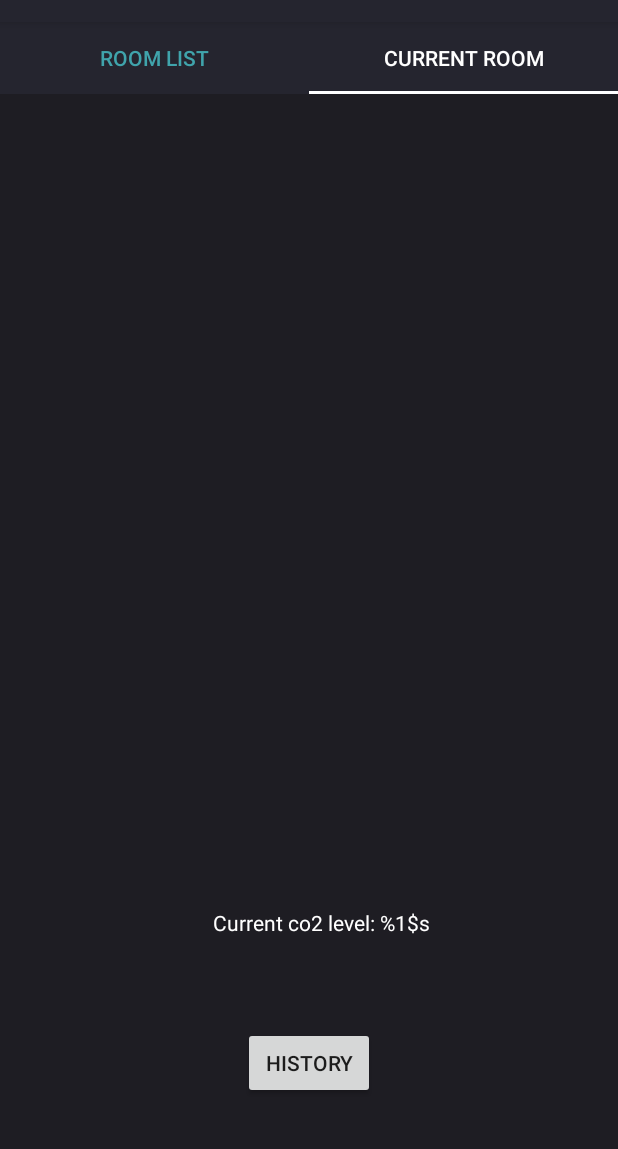
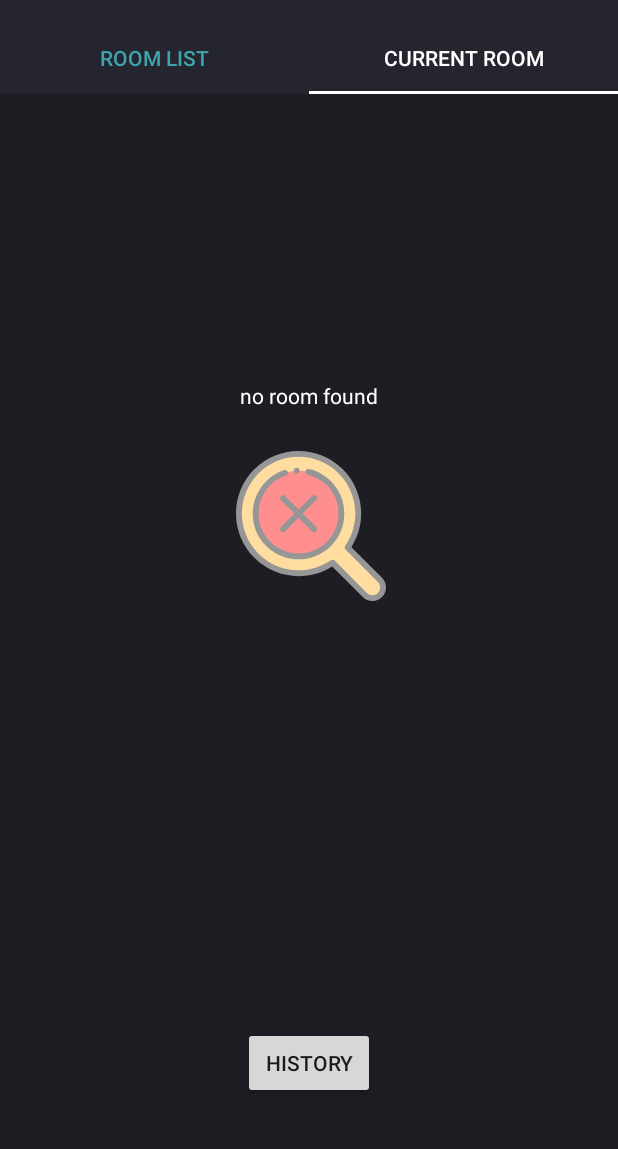
Before and after one commit to 4realDev/COVID-BUSTER-9000, an Android app: the screen it shows after launch (MainActivity), tab 2 chosen, on a phone screen of 412 x 824 dp, the part 62-1211 px from its top. Run offline under Robolectric (Android 15) with nearby library versions, the phone set to English and light mode, and no system bars.

Commit message:
add state for when no room found

```diff
--- a/Android/app/src/main/java/com/co2team/covidbuster/MainActivity.java
+++ b/Android/app/src/main/java/com/co2team/covidbuster/MainActivity.java
@@ -47,15 +47,13 @@ public class MainActivity extends AppCompatActivity {
     private boolean mIsScanning = false;
     private BluetoothLeScanner mScanner;
     private final HandlerThread scanningThread = new HandlerThread("ScanningThread");
+    private final Handler handler = new Handler(Looper.getMainLooper());
 
     private final BackendService backendService = new BackendService();
-
     private CurrentRoomViewModel roomViewModel;
-
     private boolean ignoreValuesForNextTwoSeconds = false;
 
     private final ScanCallback mScanCallback = new ScanCallback() {
-
 
         @Override
         public void onScanResult(int callbackType, ScanResult result) {
@@ -76,7 +74,7 @@ public class MainActivity extends AppCompatActivity {
 
                 // Advertisement gets executed many (~5) times within a short period. We ignore all but one value within a 2 second period.
                 ignoreValuesForNextTwoSeconds = true;
-                final Handler handler = new Handler(Looper.getMainLooper());
+
                 handler.postDelayed(() -> ignoreValuesForNextTwoSeconds = false, 2000);
             }
         }
--- a/Android/app/src/main/java/com/co2team/covidbuster/ui/currentroom/CurrentRoomFragment.kt
+++ b/Android/app/src/main/java/com/co2team/covidbuster/ui/currentroom/CurrentRoomFragment.kt
@@ -44,6 +44,9 @@ class CurrentRoomFragment : Fragment() {
     override fun onActivityCreated(savedInstanceState: Bundle?) {
         super.onActivityCreated(savedInstanceState)
 
+        statusLabel.text = getString(R.string.current_room_fragment_no_room_found)
+        statusImg.setImageResource(R.drawable.ic_not_found)
+
         viewModel.roomData.observe(viewLifecycleOwner, { roomData ->
             co2Label.text = getString(R.string.current_room_fragment_co2_level_label,roomData.co2ppm.toString())
             when {
--- /dev/null
+++ b/Android/app/src/main/res/drawable/ic_not_found.xml
@@ -0,0 +1,30 @@
+<vector xmlns:android="http://schemas.android.com/apk/res/android"
+    android:width="100dp"
+    android:height="100dp"
+    android:viewportWidth="512.00037"
+    android:viewportHeight="512">
+  <path
+      android:pathData="m491.363,439.762 l-110.309,-110.305c55.043,-79.363 47.215,-189.137 -23.492,-259.844 -79.516,-79.52 -208.438,-79.52 -287.953,0 -79.516,79.516 -79.516,208.434 0,287.953 70.711,70.707 180.48,78.535 259.844,23.488l110.305,110.309c14.191,14.188 37.414,14.188 51.602,0 14.191,-14.191 14.191,-37.414 0.004,-51.602zM491.363,439.762"
+      android:fillColor="#ffdda0"
+      android:fillType="evenOdd"/>
+  <path
+      android:pathData="m317.094,110.082c-57.168,-57.168 -149.852,-57.168 -207.016,0 -57.168,57.164 -57.168,149.848 0,207.016 57.164,57.164 149.848,57.164 207.016,0 57.164,-57.168 57.164,-149.852 0,-207.016zM317.094,110.082"
+      android:fillColor="#ff8f8e"
+      android:fillType="evenOdd"/>
+  <path
+      android:pathData="m248.953,61.273c-5.367,-1.238 -10.723,2.102 -11.965,7.469 -1.242,5.367 2.105,10.727 7.473,11.969 24.813,5.734 47.492,18.332 65.582,36.422 53.184,53.184 53.184,139.727 0,192.91 -53.184,53.188 -139.727,53.188 -192.91,0 -53.188,-53.184 -53.188,-139.727 0,-192.91 15.27,-15.27 33.34,-26.406 53.711,-33.109 5.23,-1.719 8.078,-7.355 6.359,-12.59 -1.723,-5.234 -7.363,-8.082 -12.594,-6.359 -23.367,7.684 -44.086,20.453 -61.582,37.953 -60.965,60.965 -60.965,160.16 0,221.125 30.48,30.48 70.52,45.723 110.563,45.723 40.039,-0.004 80.078,-15.242 110.563,-45.723 60.961,-60.965 60.961,-160.16 0,-221.125 -20.738,-20.734 -46.738,-35.176 -75.199,-41.754zM248.953,61.273"
+      android:fillColor="#979696"
+      android:fillType="evenOdd"/>
+  <path
+      android:pathData="m498.414,432.707 l-104.531,-104.531c53.602,-84.055 41.863,-194.484 -29.266,-265.617 -40.34,-40.34 -93.977,-62.559 -151.027,-62.559 -57.055,0 -110.691,22.219 -151.031,62.559 -40.344,40.34 -62.559,93.977 -62.559,151.031 0,57.051 22.215,110.688 62.559,151.027 40.34,40.34 93.973,62.555 151.023,62.555 40.945,0 80.387,-11.484 114.594,-33.289l104.531,104.531c8.746,8.75 20.414,13.566 32.855,13.566 12.438,0 24.105,-4.816 32.855,-13.566 18.109,-18.117 18.109,-47.59 -0.004,-65.707zM484.309,484.309c-4.98,4.977 -11.637,7.719 -18.746,7.719 -7.113,0 -13.77,-2.742 -18.75,-7.719l-110.305,-110.305c-1.93,-1.934 -4.484,-2.922 -7.055,-2.922 -1.977,0 -3.961,0.582 -5.684,1.777 -32.41,22.48 -70.516,34.363 -110.188,34.363 -51.723,0 -100.348,-20.141 -136.918,-56.711 -75.5,-75.5 -75.5,-198.348 0,-273.848 36.574,-36.574 85.199,-56.715 136.926,-56.715 51.723,0 100.348,20.141 136.922,56.715 66.281,66.285 75.684,170.207 22.348,247.105 -2.75,3.965 -2.27,9.324 1.145,12.738l110.305,110.305c10.336,10.336 10.336,27.156 0,37.496zM484.309,484.309"
+      android:fillColor="#979696"
+      android:fillType="evenOdd"/>
+  <path
+      android:pathData="m273.805,153.371c-3.895,-3.895 -10.207,-3.895 -14.105,0l-46.109,46.109 -46.113,-46.109c-3.895,-3.895 -10.211,-3.895 -14.105,0 -3.895,3.895 -3.895,10.211 0,14.105l46.109,46.113 -46.109,46.109c-3.895,3.895 -3.895,10.211 0,14.105 1.945,1.949 4.5,2.922 7.051,2.922 2.555,0 5.105,-0.973 7.055,-2.922l46.109,-46.109 46.109,46.109c1.949,1.949 4.504,2.922 7.055,2.922 2.555,0 5.105,-0.973 7.055,-2.922 3.895,-3.895 3.895,-10.211 0,-14.105l-46.113,-46.109 46.113,-46.113c3.895,-3.895 3.895,-10.211 0,-14.105zM273.805,153.371"
+      android:fillColor="#979696"
+      android:fillType="evenOdd"/>
+  <path
+      android:pathData="m206.977,77.328c5.492,0 9.973,-4.48 9.973,-9.977 0,-5.492 -4.48,-9.973 -9.973,-9.973 -5.496,0 -9.977,4.48 -9.977,9.973 0,5.496 4.48,9.977 9.977,9.977zM206.977,77.328"
+      android:fillColor="#979696"
+      android:fillType="evenOdd"/>
+</vector>
--- a/Android/app/src/main/res/layout/current_room_fragment.xml
+++ b/Android/app/src/main/res/layout/current_room_fragment.xml
@@ -33,7 +33,6 @@
         android:layout_width="wrap_content"
         android:layout_height="wrap_content"
         android:layout_marginBottom="60dp"
-        android:text="@string/current_room_fragment_co2_level_label"
         android:textAlignment="center"
         android:textColor="#FFFFFF"
         app:layout_constraintBottom_toTopOf="@+id/history_fragment_button"
@@ -45,7 +44,7 @@
         android:id="@+id/imgSafetyStatus"
         android:layout_width="wrap_content"
         android:layout_height="wrap_content"
-        android:contentDescription="@string/status_image"
+        android:contentDescription="@string/current_room_fragment_status_image"
         app:layout_constraintBottom_toBottomOf="parent"
         app:layout_constraintEnd_toEndOf="parent"
         app:layout_constraintHorizontal_bias="0.505"
--- a/Android/app/src/main/res/layout/rowlayout.xml
+++ b/Android/app/src/main/res/layout/rowlayout.xml
@@ -10,7 +10,7 @@
         android:id="@+id/checkBox"
         android:layout_width="30pt"
         android:layout_height="30pt"
-        android:contentDescription="@string/room_icon"
+        android:contentDescription="@string/room_list_room_icon_description"
         android:padding="2pt"
         app:layout_constraintStart_toStartOf="parent"
         app:layout_constraintTop_toTopOf="parent"
--- a/Android/app/src/main/res/values/strings.xml
+++ b/Android/app/src/main/res/values/strings.xml
@@ -1,5 +1,6 @@
 <resources>
     <string name="app_name">Covid Buster</string>
+
     <string name="history_fragment_last_time_updated_date">Date:</string>
     <string name="history_fragment_last_time_updated_time">Time:</string>
     <string name="history_fragment_last_time_updated_co2_value">CO2 value:</string>
@@ -16,6 +17,8 @@
     <string name="current_room_fragment_safe">safe</string>
     <string name="current_room_fragment_dangerous">dangerous</string>
     <string name="current_room_fragment_warning">warning</string>
-    <string name="status_image">status image</string>
-    <string name="room_icon">Room Icon</string>
+    <string name="current_room_fragment_no_room_found">no room found</string>
+    <string name="current_room_fragment_status_image">status image</string>
+
+    <string name="room_list_room_icon_description">Room Icon</string>
 </resources>
```
